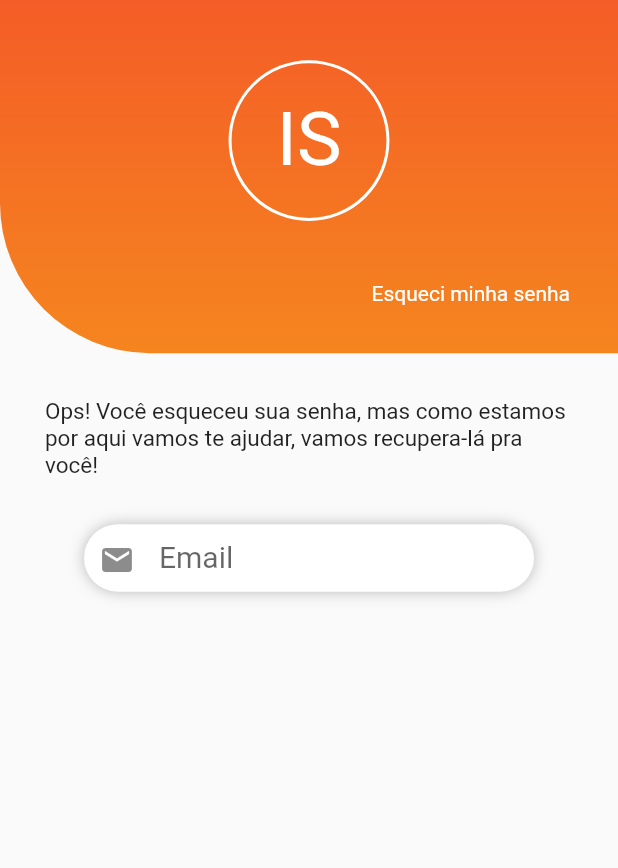
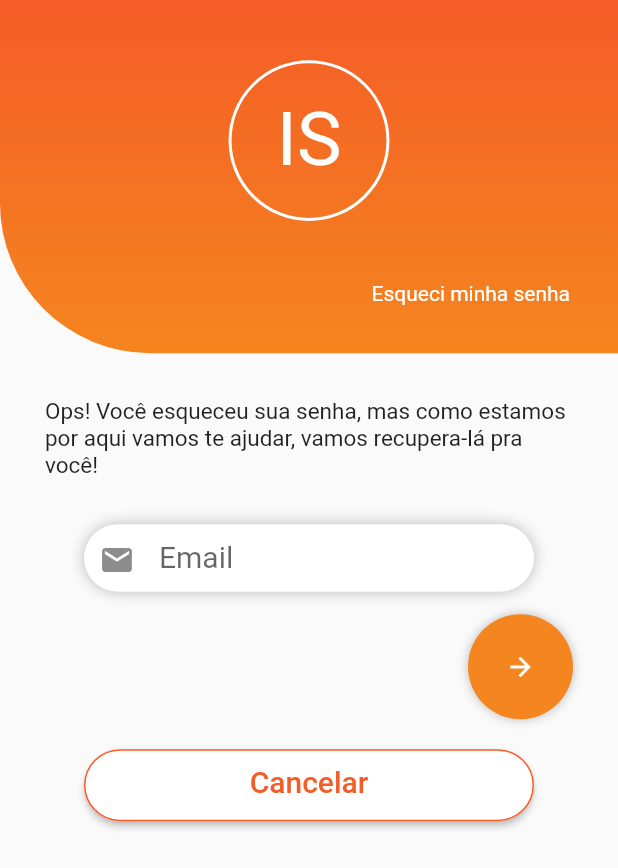
Before and after one commit to Cesaragsilva/IserviceFlutter, a Flutter app: the screen it shows after launch, after a tap on "Esqueceu sua senha?", on a phone screen of 412 x 824 dp. Shown: the top 868 px of the screen. Run offline on Flutter 3.47's test engine with Material 2 defaults, Android fonts, the phone set to English and light mode, and no system bars; network calls fail; Roboto replaces fonts that are missing (Montserrat).

Commit message:
Tela de recuperar senha

```diff
--- a/iservice/lib/Pages/login.dart
+++ b/iservice/lib/Pages/login.dart
@@ -1,5 +1,6 @@
 import 'package:flutter/material.dart';
 import 'package:todo/Pages/recuperar_senha.dart';
+import 'package:todo/Widget/botao_inicial.dart';
 import 'package:todo/Widget/campo_inicial.dart';
 import 'package:todo/Widget/inicio_tela.dart';
 import 'package:todo/services/api.dart';
@@ -33,28 +34,9 @@ class _LoginState extends State<Login> {
   }
 
   Container corpoTela(BuildContext context) {
-    var buttonLogin = Container(
-        margin: EdgeInsets.only(top: 50, bottom: 50),
-        child: ButtonTheme(
-          minWidth: 300,
-          splashColor: Color(0xFFf45d27),
-          padding: EdgeInsets.fromLTRB(20.0, 10.0, 20.0, 15.0),
-          child: RaisedButton(
-            color: Colors.white,
-            child: Text("Entrar",
-                textAlign: TextAlign.center,
-                style: TextStyle(
-                    fontFamily: 'Montserrat',
-                    fontSize: 20.0,
-                    color: Color(0xFFf45d27))),
-            onPressed: () {
-              _clickButton(context);
-            },
-            shape: RoundedRectangleBorder(
-                borderRadius: BorderRadius.circular(50.0),
-                side: BorderSide(color: Colors.deepOrange)),
-          ),
-        ));
+    var buttonLogin = BotaoInicial(() {
+      _clickButton(context);
+    }, "Entrar", 50);
 
     return Container(
       padding: EdgeInsets.only(top: 40),
--- a/iservice/lib/Pages/recuperar_senha.dart
+++ b/iservice/lib/Pages/recuperar_senha.dart
@@ -1,6 +1,9 @@
 import 'package:flutter/material.dart';
+import 'package:todo/Widget/botao_inicial.dart';
 import 'package:todo/Widget/campo_inicial.dart';
 import 'package:todo/Widget/inicio_tela.dart';
+
+import 'login.dart';
 
 class RecuperarSenha extends StatefulWidget {
   @override
@@ -29,6 +32,40 @@ class _RecuperarSenhaState extends State<RecuperarSenha> {
           ),
         ),
         CampoInicial('Email', Icons.email, _ctrlEmail),
+        Align(
+          alignment: Alignment.bottomRight,
+          child: InkWell(
+            onTap: () {
+              Navigator.push(
+                context,
+                MaterialPageRoute(builder: (context) => Login()),
+              );
+            },
+            child: Container(
+              margin: EdgeInsets.only(top: 15, right: 30),
+              decoration: BoxDecoration(
+                  shape: BoxShape.circle,
+                  color: Color(0xFFf5851f),
+                  boxShadow: [
+                    BoxShadow(color: Colors.black26, blurRadius: 5),
+                  ]),
+              child: Padding(
+                padding: const EdgeInsets.all(25.0),
+                child: Icon(
+                  Icons.arrow_forward,
+                  size: 20,
+                  color: Colors.white,
+                ),
+              ),
+            ),
+          ),
+        ),
+        BotaoInicial(() {
+          Navigator.push(
+            context,
+            MaterialPageRoute(builder: (context) => Login()),
+          );
+        }, "Cancelar", 20)
       ],
     ));
   }
--- /dev/null
+++ b/iservice/lib/Widget/botao_inicial.dart
@@ -0,0 +1,33 @@
+import 'package:flutter/material.dart';
+
+class BotaoInicial extends StatelessWidget {
+  Function comportamento;
+  String texto;
+  double marginTop;
+
+  BotaoInicial(this.comportamento, this.texto, this.marginTop);
+
+  @override
+  Widget build(BuildContext context) {
+    return Container(
+        margin: EdgeInsets.only(top: marginTop, bottom: 50),
+        child: ButtonTheme(
+          minWidth: 300,
+          splashColor: Color(0xFFf45d27),
+          padding: EdgeInsets.fromLTRB(20.0, 10.0, 20.0, 15.0),
+          child: RaisedButton(
+            color: Colors.white,
+            child: Text(texto,
+                textAlign: TextAlign.center,
+                style: TextStyle(
+                    fontFamily: 'Montserrat',
+                    fontSize: 20.0,
+                    color: Color(0xFFf45d27))),
+            onPressed: comportamento,
+            shape: RoundedRectangleBorder(
+                borderRadius: BorderRadius.circular(50.0),
+                side: BorderSide(color: Colors.deepOrange)),
+          ),
+        ));
+  }
+}
--- a/iservice/lib/services/api.dart
+++ b/iservice/lib/services/api.dart
@@ -25,22 +25,21 @@ class API {
   }
 
   static Future<LoginUsuario> postLogin(String email, String senha) async {
-
     Map login = {"login": email, "senha": senha};
 
     var _body = json.encode(login);
 
-    var header = {"Content-Type" : "application/json"};
+    var header = {"Content-Type": "application/json"};
     var url = baseUrl + "Usuario/v1/entrar";
 
+    if (email.toUpperCase() == "TESTE") return LoginUsuario();
+
     var response = await http.post(url, headers: header, body: _body);
-
     print(response.statusCode);
 
-    if(response.statusCode == 200 || response.statusCode == 400)
-    {
+    if (response.statusCode == 200 || response.statusCode == 400) {
       Map mapResponse = json.decode(response.body);
-      final usuario =  LoginUsuario.fromJson(mapResponse);
+      final usuario = LoginUsuario.fromJson(mapResponse);
 
       return usuario;
     }
```
